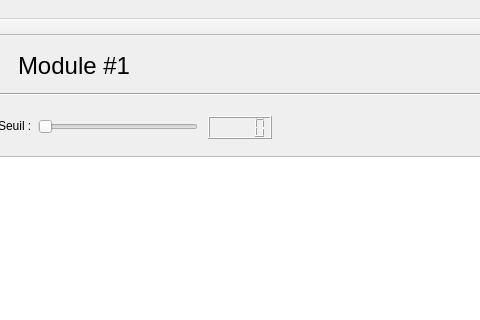
Qt form mainwindow.ui (PaulFr/Arrozr_Central) before a commit; both pictures show x 292 to 772 and y 0 to 320 of the 1139 by 772 pixel window.
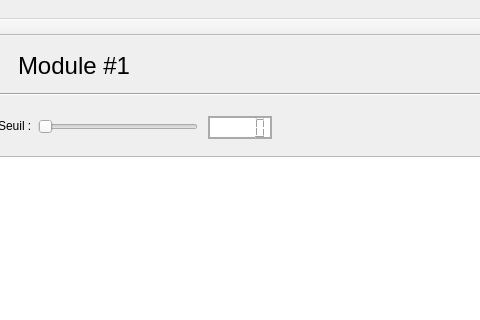
The same form after that commit.

What changed in the file:
```diff
--- a/mainwindow.ui
+++ b/mainwindow.ui
@@ -72,8 +72,11 @@
       <height>23</height>
      </rect>
     </property>
+    <property name="autoFillBackground">
+     <bool>false</bool>
+    </property>
     <property name="styleSheet">
-     <string notr="true">color:rgb(0, 0, 0);</string>
+     <string notr="true">color:#000; background-color:white; border:2px solid #aaa; padding:2px;</string>
     </property>
    </widget>
    <widget class="Line" name="line">
```
Left out of the diff: 3 changed lines with no effect on the pictures.
